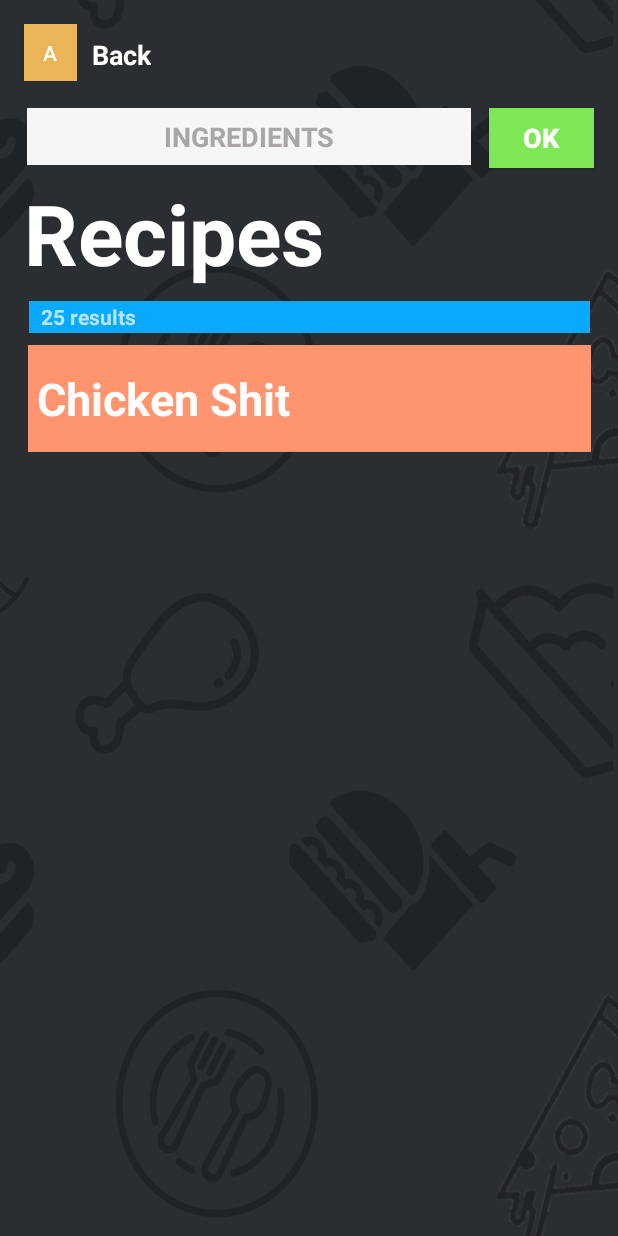
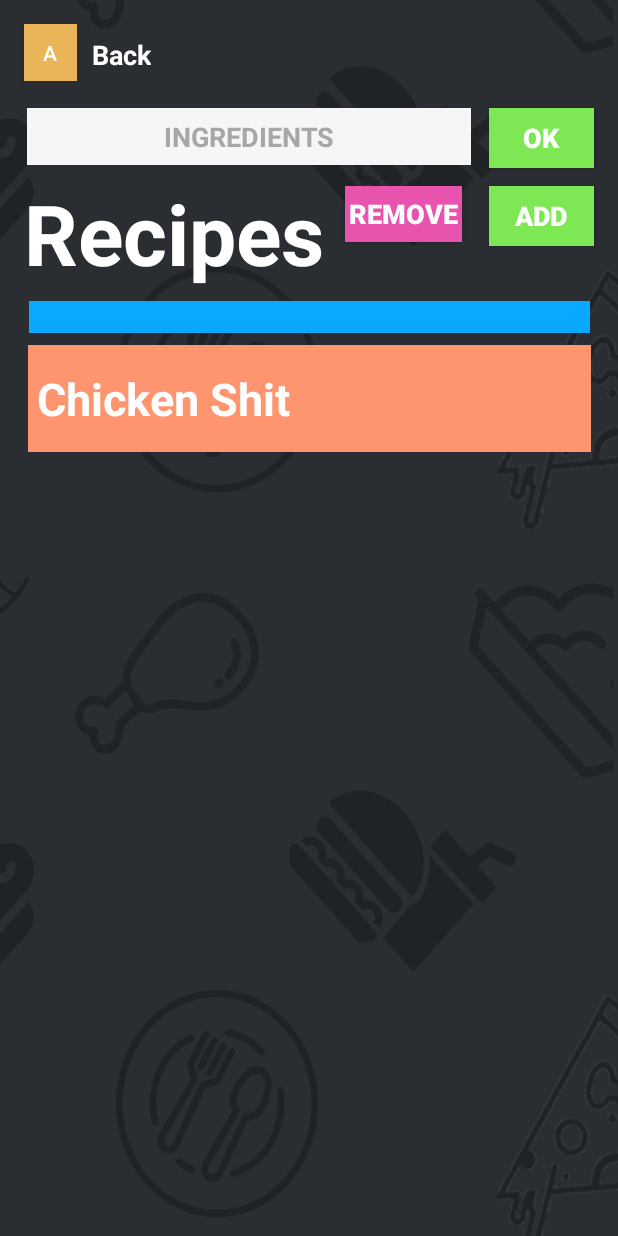
Before and after one commit to mantasruigys3000/Plate-Prep, an Android app: the layout searchbar.xml on its own in the app's theme, with its tools: preview values and no code run, on a phone screen of 412 x 824 dp. Run offline under Robolectric (Android 15) with nearby library versions, the phone set to English and light mode, and no system bars; network calls fail.

Commit message:
Adding SearchActivity and edited bits of searchbar.xml to connect to activity.
added dependencies in build.gradle

```diff
--- a/app/build.gradle
+++ b/app/build.gradle
@@ -34,4 +34,10 @@ dependencies {
     androidTestImplementation 'androidx.test.espresso:espresso-core:3.2.0'
     implementation 'com.android.volley:volley:1.1.1'
 
+    implementation "com.squareup.retrofit2:retrofit:2.3.0"
+    implementation "com.squareup.retrofit2:adapter-rxjava2:2.3.0"
+    implementation "com.squareup.retrofit2:converter-gson:2.3.0"
+
+    implementation "io.reactivex.rxjava2:rxandroid:2.0.1"
+
 }
--- a/app/src/main/res/layout/searchbar.xml
+++ b/app/src/main/res/layout/searchbar.xml
@@ -5,7 +5,7 @@
     android:layout_width="match_parent"
     android:layout_height="match_parent"
     android:background="@drawable/chooseingredbackground"
-    tools:context=".MainActivity">
+    tools:context=".SearchActivity">
 
     <TextView
         android:id="@+id/recipeText"
@@ -30,6 +30,36 @@
         android:layout_marginRight="16dp"
         android:background="#7EE854"
         android:text="@android:string/ok"
+        android:textColor="#FFFFFF"
+        android:textSize="18sp"
+        android:textStyle="bold"
+        app:layout_constraintEnd_toEndOf="parent"
+        app:layout_constraintTop_toTopOf="parent" />
+
+    <Button
+        android:id="@+id/removeButton"
+        android:layout_width="78dp"
+        android:layout_height="37dp"
+        android:layout_marginTop="124dp"
+        android:layout_marginEnd="104dp"
+        android:layout_marginRight="104dp"
+        android:background="#E854AD"
+        android:text="@string/remove"
+        android:textColor="#FFFFFF"
+        android:textSize="18sp"
+        android:textStyle="bold"
+        app:layout_constraintEnd_toEndOf="parent"
+        app:layout_constraintTop_toTopOf="parent" />
+
+    <Button
+        android:id="@+id/addButton"
+        android:layout_width="70dp"
+        android:layout_height="40dp"
+        android:layout_marginTop="124dp"
+        android:layout_marginEnd="16dp"
+        android:layout_marginRight="16dp"
+        android:background="#7EE854"
+        android:text="@string/add"
         android:textColor="#FFFFFF"
         android:textSize="18sp"
         android:textStyle="bold"
@@ -123,7 +153,6 @@
         android:background="#09A9FF"
         android:gravity="center_vertical"
         android:paddingLeft="8dp"
-        android:text="25 results"
         android:textStyle="bold"
         app:layout_constraintEnd_toEndOf="parent"
         app:layout_constraintHorizontal_bias="0.5"
--- a/app/src/main/res/values/strings.xml
+++ b/app/src/main/res/values/strings.xml
@@ -1,3 +1,5 @@
 <resources>
     <string name="app_name">DB-API</string>
+    <string name="add">ADD</string>
+    <string name="remove">REMOVE</string>
 </resources>
```
Also changed, not shown: app/src/main/java/com/example/db_api/RecipeService/Model.kt (added, +68 -0 lines), app/src/main/java/com/example/db_api/RecipeService/RecipeApiService.kt (added, +30 -0 lines), app/src/main/java/com/example/db_api/SearchActivity.kt (added, +76 -0 lines).
